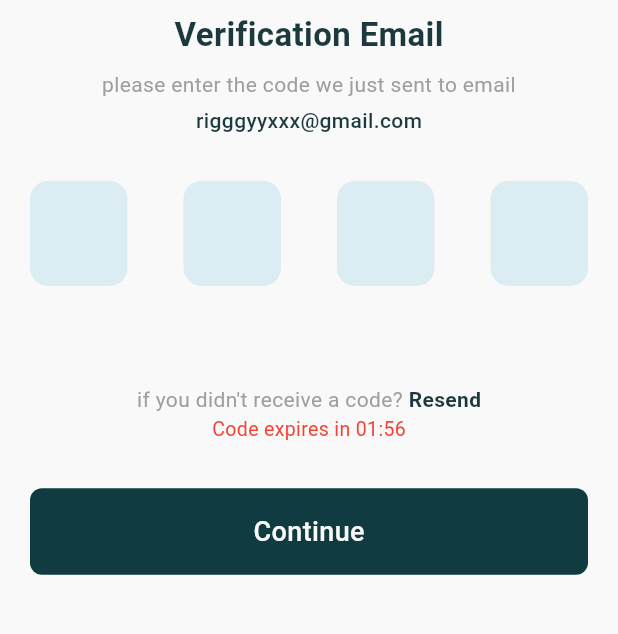
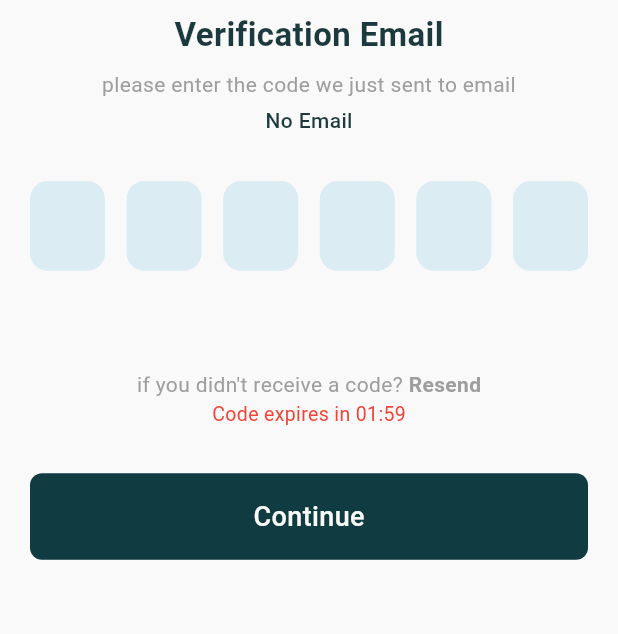
Before and after one commit to Ahmed-fadel1/Thalorix, a Flutter app: the Verifiction screen opened by its route, on a phone screen of 412 x 824 dp, the part 62-696 px from its top. Run offline on Flutter 3.47's test engine with Material 3 defaults, Android fonts, the phone set to English and light mode, and no system bars; our stand-ins replace bloc, dartz, dio, flutter_bloc, flutter_svg, shared_preferences and 2 more; accounts and stored records are empty.

Commit message:
add OTP flow and verification

```diff
--- a/lib/Features/auth/data/data_sources/auth_remote_data_source.dart
+++ b/lib/Features/auth/data/data_sources/auth_remote_data_source.dart
@@ -21,7 +21,6 @@ class AuthRemoteDataSource {
         "phone": phone,
         "password": password,
         "cPassword": confirmPassword,
-        "role": role,
       },
     );
   }
--- a/lib/Features/auth/presentation/cubit/auth_cubit.dart
+++ b/lib/Features/auth/presentation/cubit/auth_cubit.dart
@@ -10,6 +10,7 @@ import 'package:thalorix_app/core/cache/cache_helper.dart';
 class AuthCubit extends Cubit<AuthState> {
   final SignUpUseCase signUpUseCase;
   final LoginUseCase loginUseCase;
+  String? lastEmail;
 
   AuthCubit(this.signUpUseCase, this.loginUseCase) : super(AuthInitial());
 
@@ -50,8 +51,8 @@ Future<void> login() async {
     },
   );
 }
-  Future<void> signUp() async {
-
+  Future<void> signUp({required String email}) async {
+ lastEmail = email;
     if (nameController.text.isEmpty ||
         emailController.text.isEmpty ||
         phoneController.text.isEmpty ||
@@ -71,7 +72,7 @@ Future<void> login() async {
 
     final result = await signUpUseCase(
       name: nameController.text.trim(),
-      email: emailController.text.trim(),
+      email: email,
       phone: phoneController.text.trim(),
       password: passwordController.text.trim(),
       confirmPassword: confirmPasswordController.text.trim(),
--- /dev/null
+++ b/lib/Features/auth/presentation/cubit/otp_cubit/otp_cubit.dart
@@ -0,0 +1,92 @@
+import 'dart:async';
+import 'package:flutter_bloc/flutter_bloc.dart';
+import 'package:thalorix_app/core/errors/failures.dart';
+import 'package:thalorix_app/core/network/dio_helper.dart';
+import 'package:thalorix_app/core/network/end_point.dart';
+import 'otp_state.dart';
+
+class OtpCubit extends Cubit<OtpState> {
+  OtpCubit() : super(OtpInitial());
+
+  static OtpCubit get(context) => BlocProvider.of(context);
+
+  String otpCode = "";
+  int seconds = 120;
+  Timer? timer;
+
+  void setOtp(String code) {
+    otpCode = code;
+    emit(OtpCodeChanged());
+  }
+
+  bool get isOtpComplete => otpCode.length == 6;
+
+  void startTimer() {
+    timer?.cancel();
+
+    timer = Timer.periodic(const Duration(seconds: 1), (t) {
+      if (seconds == 0) {
+        t.cancel();
+        emit(OtpTimerFinished());
+      } else {
+        seconds--;
+        emit(OtpTimerTick());
+      }
+    });
+  }
+
+  void resetTimer() {
+    seconds = 120;
+    startTimer();
+  }
+
+  String get formattedTime {
+    int mins = seconds ~/ 60;
+    int secs = seconds % 60;
+    return "${mins.toString().padLeft(2, '0')}:${secs.toString().padLeft(2, '0')}";
+  }
+
+  Future<void> verifyOtp({required String email, required String code}) async {
+    emit(OtpLoading());
+
+    try {
+      final response = await DioHelper.postData(
+        url: ApiEndpoints.verifyOtp,
+        data: {"email": email, "code": code},
+      );
+
+      print("VERIFY RESPONSE: ${response.data}");
+
+      emit(OtpSuccess());
+    } catch (e) {
+      if (e is Failure) {
+        emit(OtpError(e.message));
+      } else {
+        emit(OtpError("Something went wrong"));
+      }
+    }
+  }
+
+  Future<void> resendOtp(String email) async {
+    print("RESENDING OTP TO: $email");
+    try {
+      final response = await DioHelper.postData(
+        url: ApiEndpoints.resendOtp,
+        data: {
+          "email": email,
+          "type": "email_verification",
+        },
+      );
+
+      print("RESEND RESPONSE: ${response.data}");
+      resetTimer();
+    } catch (e) {
+      print("RESEND ERROR: $e");
+      if (e is Failure) {
+        emit(OtpError(e.message));
+      } else {
+        emit(OtpError("Failed to resend OTP"));
+      }
+    }
+  }
+}
--- /dev/null
+++ b/lib/Features/auth/presentation/cubit/otp_cubit/otp_state.dart
@@ -0,0 +1,18 @@
+abstract class OtpState {}
+
+class OtpInitial extends OtpState {}
+
+class OtpCodeChanged extends OtpState {}
+
+class OtpLoading extends OtpState {}
+
+class OtpSuccess extends OtpState {}
+
+class OtpError extends OtpState {
+  final String message;
+  OtpError(this.message);
+}
+
+class OtpTimerTick extends OtpState {}
+
+class OtpTimerFinished extends OtpState {}
--- a/lib/Features/auth/presentation/pages/verifiction/Verifiction.dart
+++ b/lib/Features/auth/presentation/pages/verifiction/Verifiction.dart
@@ -1,23 +1,41 @@
 import 'package:flutter/material.dart';
+import 'package:flutter_bloc/flutter_bloc.dart';
 import 'package:flutter_svg/svg.dart';
-import 'package:thalorix_app/Features/auth/presentation/pages/forgot_password/forgot_password.dart';
+import 'package:thalorix_app/Features/auth/presentation/cubit/otp_cubit/otp_cubit.dart';
+import 'package:thalorix_app/Features/auth/presentation/cubit/otp_cubit/otp_state.dart';
 import 'package:thalorix_app/Features/auth/presentation/widgets/otp_input.dart';
 import 'package:thalorix_app/Features/auth/presentation/widgets/primary_button.dart';
 import 'package:thalorix_app/core/utils/Colors/app_colors.dart';
 import 'package:thalorix_app/core/utils/router/app_router.dart';
 
-class Verifiction extends StatefulWidget {
+class Verifiction extends StatelessWidget {
   const Verifiction({super.key});
 
   @override
-  State<Verifiction> createState() => _VerifictionState();
+  Widget build(BuildContext context) {
+    final email =
+        ModalRoute.of(context)?.settings.arguments as String? ?? "No Email";
+    var size = MediaQuery.of(context).size;
+    final cubit = OtpCubit.get(context);
+
+    return BlocConsumer<OtpCubit, OtpState>(
+      listener: (context, state) {
+        if (state is OtpError) {
+          ScaffoldMessenger.of(context).showSnackBar(
+            SnackBar(content: Text(state.message), backgroundColor: Colors.red),
+          );
+        } else if (state is OtpSuccess) {
+          ScaffoldMessenger.of(context).showSnackBar(
+            const SnackBar(
+              content: Text("Email verified successfully!"),
+              backgroundColor: Colors.green,
+            ),
+          );
+
+          Navigator.pushNamed(context, Routes.login);
         }
-
-class _VerifictionState extends State<Verifiction> {
-  String _otpCode = "";
-  @override
-  Widget build(BuildContext context) {
-    var size = MediaQuery.of(context).size;
+      },
+      builder: (context, state) {
         return Scaffold(
           body: Container(
             height: size.height,
@@ -44,7 +62,6 @@ class _VerifictionState extends State<Verifiction> {
                                   margin: const EdgeInsets.all(8),
                                   decoration: BoxDecoration(
                                     color: AppColors.background,
-
                                     border: Border.all(
                                       color: AppColors.splashPrimary,
                                     ),
@@ -60,7 +77,6 @@ class _VerifictionState extends State<Verifiction> {
                               ),
                             ],
                           ),
-
                           const Text(
                             "Verification Email",
                             style: TextStyle(
@@ -69,74 +85,86 @@ class _VerifictionState extends State<Verifiction> {
                               color: Color(0xFF1C3A3E),
                             ),
                           ),
-
                           const SizedBox(height: 8),
-
-                      /// Subtitle
                           const Text(
                             "please enter the code we just sent to email",
                             style: TextStyle(fontSize: 14, color: Colors.grey),
                             textAlign: TextAlign.center,
                           ),
-
                           const SizedBox(height: 4),
-
-                      const Text(
-                        "rigggyyxxx@gmail.com",
-                        style: TextStyle(
+                          Text(
+                            email,
+                            style: const TextStyle(
                               fontSize: 14,
                               color: Color(0xFF1C3A3E),
                               fontWeight: FontWeight.w500,
                             ),
                           ),
-
                           const SizedBox(height: 30),
-
                           OtpInputWidget(
-                        activeBorderColor: Color.fromARGB(255, 86, 124, 129),
+                            length: 6,
+                            activeBorderColor: const Color.fromARGB(
+                              255,
+                              86,
+                              124,
+                              129,
+                            ),
                             onCodeChanged: (code) {
-                          setState(() {
-                            _otpCode = code;
-                          });
-                          print("the code is: $code");
+                              cubit.setOtp(code);
                             },
                             onCompleted: (code) {
-                          print("the end code is: $code");
+                              cubit.verifyOtp(email: email, code: code);
                             },
                           ),
                           SizedBox(height: localheight * 0.08),
                           Row(
                             mainAxisAlignment: MainAxisAlignment.center,
                             children: [
-                          Text(
+                              const Text(
                                 "if you didn't receive a code? ",
                                 style: TextStyle(color: Colors.grey),
                               ),
                               InkWell(
-                            onTap: () {},
+                                onTap: cubit.seconds == 0
+                                    ? () => cubit.resendOtp(email)
+                                    : null,
                                 child: Text(
                                   "Resend",
                                   style: TextStyle(
-                                color: Color(0xFF1C3A3E),
+                                    color: cubit.seconds == 0
+                                        ? const Color(0xFF1C3A3E)
+                                        : Colors.grey,
                                     fontWeight: FontWeight.w600,
                                   ),
                                 ),
                               ),
                             ],
                           ),
-                      const Text(
-                        "Code expires in 01:56",
-                        style: TextStyle(fontSize: 13, color: Colors.red),
+                          Text(
+                            "Code expires in ${cubit.formattedTime}",
+                            style: TextStyle(
+                              fontSize: 13,
+                              color: cubit.seconds == 0
+                                  ? Colors.grey
+                                  : Colors.red,
                             ),
-
+                          ),
                           const SizedBox(height: 30),
                           PrimaryButton(
                             height: localheight * 0.07,
-                        text: "Continue",
-                        backgroundColor: AppColors.splashPrimary,
+                            text: state is OtpLoading
+                                ? "Verifying..."
+                                : "Continue",
+                            backgroundColor: state is OtpLoading
+                                ? Colors.grey
+                                : AppColors.splashPrimary,
                             textColor: AppColors.background,
-                        onTap: () =>
-                            Navigator.pushNamed(context, Routes.forgotPassword),
+                            onTap: (state is OtpLoading || !cubit.isOtpComplete)
+                                ? null
+                                : () => cubit.verifyOtp(
+                                    email: email,
+                                    code: cubit.otpCode,
+                                  ),
                           ),
                         ],
                       ),
@@ -147,5 +175,7 @@ class _VerifictionState extends State<Verifiction> {
             ),
           ),
         );
+      },
+    );
   }
 }
--- a/lib/Features/auth/presentation/widgets/build_otp_box.dart
+++ b/lib/Features/auth/presentation/widgets/build_otp_box.dart
@@ -22,8 +22,8 @@ class OtpBox extends StatelessWidget {
   @override
   Widget build(BuildContext context) {
     return Container(
-      width: 65,
-      height: 70,
+      width: 50,
+      height: 60,
       decoration: BoxDecoration(
         color: boxColor,
         borderRadius: BorderRadius.circular(12),
--- a/lib/core/network/end_point.dart
+++ b/lib/core/network/end_point.dart
@@ -1,4 +1,6 @@
 class ApiEndpoints {
   static const String signUp = 'auth/mob/register';
   static const String login = 'auth/mob/login';
+  static const String verifyOtp = 'auth/verify-otp';
+  static const String resendOtp = 'otp/request';
 }
--- /dev/null
+++ b/lib/core/utils/constants/constant.dart
@@ -0,0 +1,3 @@
+// class AppConstants {
+//   static String? token;
+// }
--- a/lib/core/utils/router/app_router.dart
+++ b/lib/core/utils/router/app_router.dart
@@ -1,4 +1,6 @@
 import 'package:flutter/material.dart';
+import 'package:flutter_bloc/flutter_bloc.dart';
+import 'package:thalorix_app/Features/auth/presentation/cubit/otp_cubit/otp_cubit.dart';
 import 'package:thalorix_app/Features/auth/presentation/pages/forgot_password/forgot_password.dart';
 import 'package:thalorix_app/Features/auth/presentation/pages/login/login_view.dart';
 import 'package:thalorix_app/Features/auth/presentation/pages/SignUp/signup_view.dart';
@@ -30,25 +32,31 @@ class AppRouter {
   Route? generateRoute(RouteSettings settings) {
     switch (settings.name) {
       case Routes.login:
-        return MaterialPageRoute(builder: (_) => LoginView());
+        return MaterialPageRoute(settings: settings, builder: (_) => LoginView());
       case Routes.home:
-        return MaterialPageRoute(builder: (_) => const HomeView());
+        return MaterialPageRoute(settings: settings, builder: (_) => const HomeView());
       case Routes.signup:
-        return MaterialPageRoute(builder: (_) => const SignupView());
+        return MaterialPageRoute(settings: settings, builder: (_) => const SignupView());
       case Routes.splash:
-        return MaterialPageRoute(builder: (_) => const SplashView());
+        return MaterialPageRoute(settings: settings, builder: (_) => const SplashView());
       case Routes.verification:
-        return MaterialPageRoute(builder: (_) => const Verifiction());
+        return MaterialPageRoute(
+          settings: settings,
+          builder: (_) => BlocProvider(
+            create: (context) => OtpCubit()..startTimer(),
+            child: const Verifiction(),
+          ),
+        );
       case Routes.forgotPassword:
-        return MaterialPageRoute(builder: (_) => const ForgetPasswordScreen());
+        return MaterialPageRoute(settings: settings, builder: (_) => const ForgetPasswordScreen());
       case Routes.marketPlace:
-        return MaterialPageRoute(builder: (_) => const MarketPlaceView());
+        return MaterialPageRoute(settings: settings, builder: (_) => const MarketPlaceView());
       case Routes.editProfile:
-        return MaterialPageRoute(builder: (_) => const EditProfileScreen());
+        return MaterialPageRoute(settings: settings, builder: (_) => const EditProfileScreen());
         case Routes.ChatsScreen:
-        return MaterialPageRoute(builder: (_) => const ChatsScreen());
+        return MaterialPageRoute(settings: settings, builder: (_) => const ChatsScreen());
         case Routes.community:
-        return MaterialPageRoute(builder: (_) =>const CommunityView());
+        return MaterialPageRoute(settings: settings, builder: (_) =>const CommunityView());
       default:
         return MaterialPageRoute(
           builder: (_) => Scaffold(
```
Also changed, not shown: lib/Features/auth/presentation/pages/login/login_view.dart (+48 -25 lines), lib/Features/auth/presentation/pages/signUp/signup_view.dart (+41 -42 lines), lib/Features/auth/presentation/widgets/otp_input.dart (+6 -2 lines), lib/main.dart (+17 -1 lines). Lines whose indentation alone changed are shown as unchanged.
